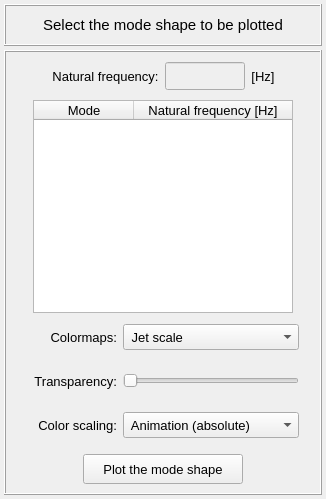
Before: the Qt Designer form pulse/interface/data/ui_files/plots/results/acoustic/acoustic_mode_shape.ui in open-pulse/OpenPulse, drawn with Qt 5.
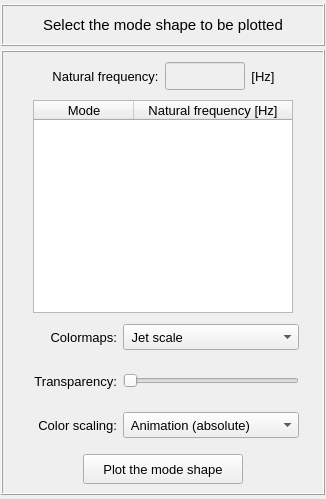
After: the same form once the commit is applied.

The edit to the form file:
```diff
--- a/pulse/interface/data/ui_files/plots/results/acoustic/acoustic_mode_shape.ui
+++ b/pulse/interface/data/ui_files/plots/results/acoustic/acoustic_mode_shape.ui
@@ -15,13 +15,13 @@
   </property>
   <layout class="QGridLayout" name="gridLayout_2">
    <property name="leftMargin">
-    <number>4</number>
+    <number>1</number>
    </property>
    <property name="topMargin">
     <number>4</number>
    </property>
    <property name="rightMargin">
-    <number>4</number>
+    <number>1</number>
    </property>
    <property name="bottomMargin">
     <number>4</number>
```
